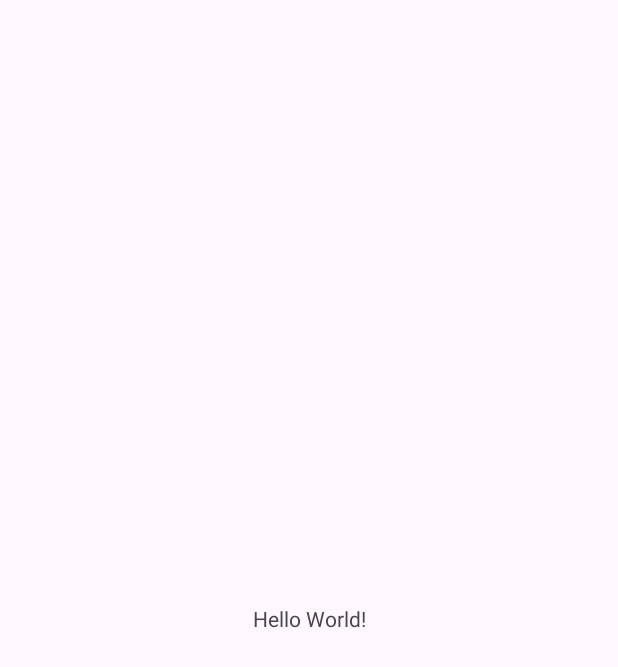
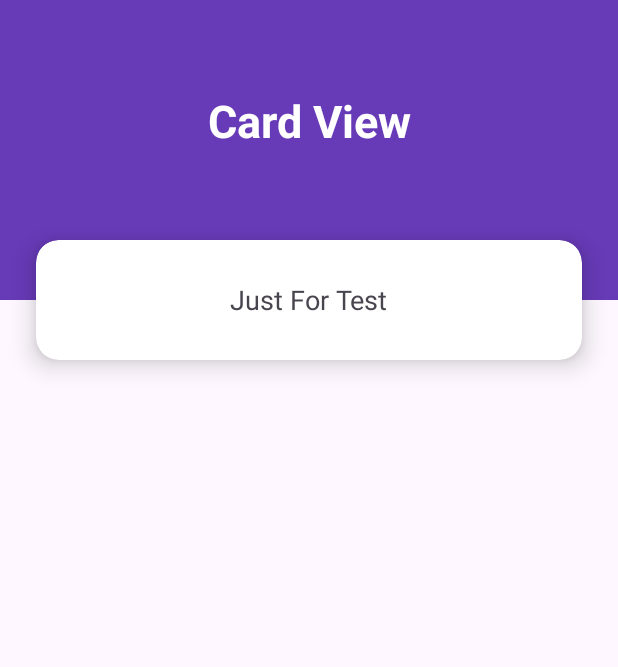
Before and after one commit to Abdelilah-Falih/miniProjet03, an Android app: the screen it shows after launch (MainActivity), on a phone screen of 412 x 824 dp. Before the commit the part shown is almost empty. Shown: the top 667 px of the screen. Run offline under Robolectric (Android 15) with nearby library versions, the phone set to English and light mode, and no system bars.

Commit message:
main :  -> add a simple card view

```diff
--- a/app/build.gradle
+++ b/app/build.gradle
@@ -26,6 +26,9 @@ android {
         sourceCompatibility JavaVersion.VERSION_1_8
         targetCompatibility JavaVersion.VERSION_1_8
     }
+    buildFeatures {
+        viewBinding true
+    }
 }
 
 dependencies {
--- a/app/src/main/res/layout/activity_main.xml
+++ b/app/src/main/res/layout/activity_main.xml
@@ -6,13 +6,52 @@
     android:layout_height="match_parent"
     tools:context=".MainActivity">
 
-    <TextView
-        android:layout_width="wrap_content"
-        android:layout_height="wrap_content"
-        android:text="Hello World!"
-        app:layout_constraintBottom_toBottomOf="parent"
+    <View
+        android:id="@+id/view"
+        android:layout_width="0dp"
+        android:layout_height="200dp"
+        android:background="#673AB7"
         app:layout_constraintEnd_toEndOf="parent"
         app:layout_constraintStart_toStartOf="parent"
         app:layout_constraintTop_toTopOf="parent" />
 
+    <androidx.cardview.widget.CardView
+        android:id="@+id/cardView"
+        android:layout_width="0dp"
+        android:layout_height="80dp"
+        android:layout_marginStart="24dp"
+        android:layout_marginEnd="24dp"
+        app:cardCornerRadius="15dp"
+        app:cardElevation="10dp"
+        app:layout_constraintBottom_toBottomOf="@+id/view"
+        app:layout_constraintEnd_toEndOf="parent"
+        app:layout_constraintStart_toStartOf="parent"
+        app:layout_constraintTop_toBottomOf="@+id/view">
+
+        <RelativeLayout
+            android:layout_width="match_parent"
+            android:layout_height="match_parent">
+
+            <TextView
+                android:id="@+id/textView"
+                android:layout_width="wrap_content"
+                android:layout_height="wrap_content"
+                android:layout_centerInParent="true"
+                android:text="Just For Test"
+                android:textSize="18sp" />
+        </RelativeLayout>
+    </androidx.cardview.widget.CardView>
+
+    <TextView
+        android:id="@+id/textView2"
+        android:layout_width="wrap_content"
+        android:layout_height="wrap_content"
+        android:text="Card View"
+        android:textColor="@color/white"
+        android:textSize="30sp"
+        android:textStyle="bold"
+        app:layout_constraintBottom_toTopOf="@+id/cardView"
+        app:layout_constraintEnd_toEndOf="parent"
+        app:layout_constraintStart_toStartOf="parent"
+        app:layout_constraintTop_toTopOf="@+id/view" />
 </androidx.constraintlayout.widget.ConstraintLayout>
```
